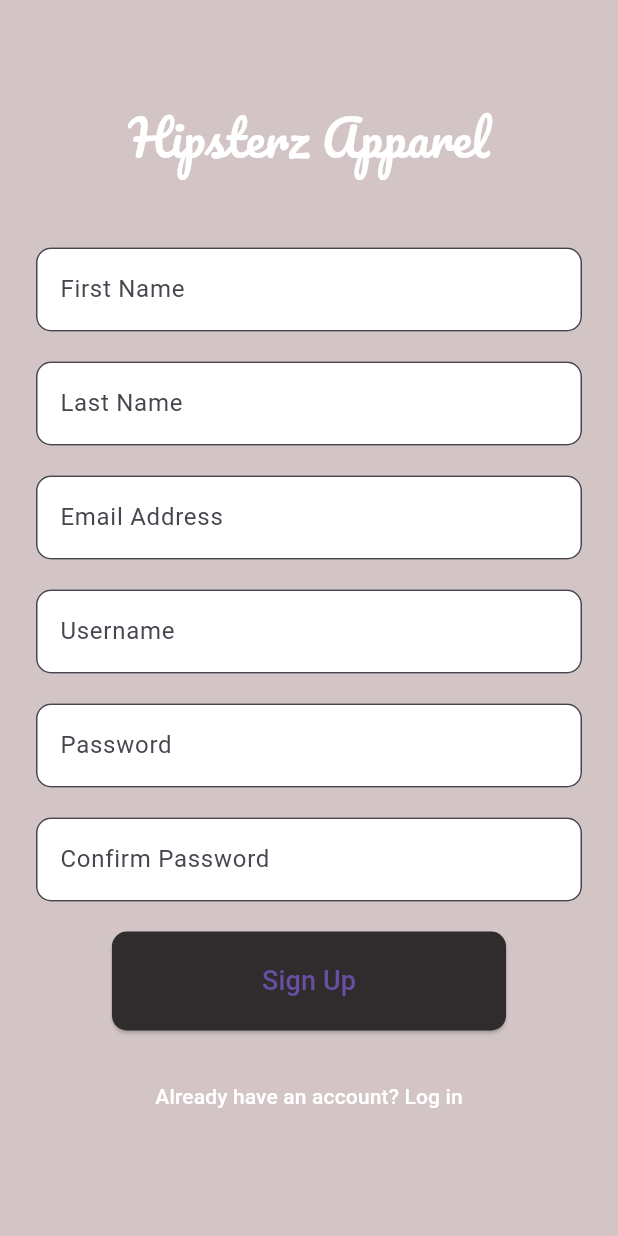
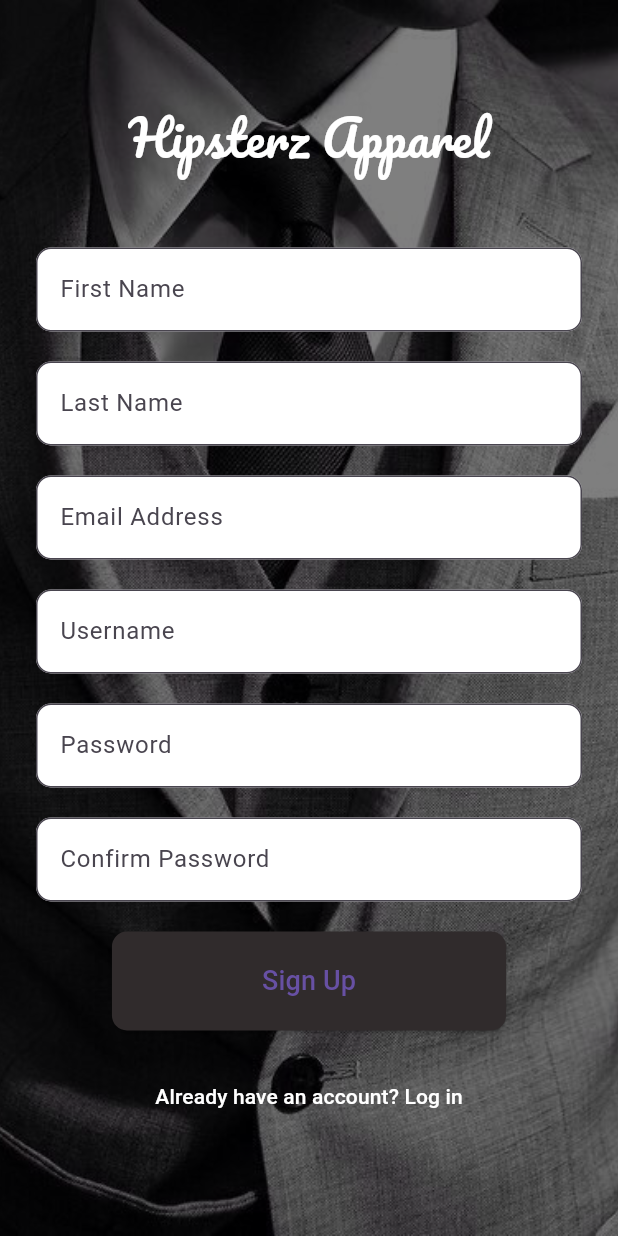
Before and after one commit to pinktoothbrush123/hipsterz_apparel, a Flutter app: the screen it shows after launch, after a tap on "New User? Sign Up", on a phone screen of 412 x 824 dp. Run offline on Flutter 3.47's test engine with Material 3 defaults, Android fonts, the phone set to English and light mode, and no system bars; our stand-ins replace google_fonts.

Commit message:
updated src

```diff
--- a/lib/main.dart
+++ b/lib/main.dart
@@ -8,6 +8,8 @@ void main() {
 }
 
 class HipsterzApp extends StatelessWidget {
+  const HipsterzApp({super.key});
+
   @override
   Widget build(BuildContext context) {
     return MaterialApp(
--- a/lib/screens/catalog_screen.dart
+++ b/lib/screens/catalog_screen.dart
@@ -1,13 +1,18 @@
 import 'package:flutter/material.dart';
 
 class CatalogScreen extends StatelessWidget {
+  const CatalogScreen({super.key});
+
   @override
   Widget build(BuildContext context) {
     return Scaffold(
+      backgroundColor: const Color.fromARGB(
+          255, 128, 127, 125), // Light pastel background color
       appBar: AppBar(
-        backgroundColor: Colors.white,
+        backgroundColor: const Color.fromARGB(
+            255, 153, 155, 152), // Complementary AppBar color
         elevation: 0,
-        title: TextField(
+        title: const TextField(
           decoration: InputDecoration(
             hintText: 'Search for something',
             border: InputBorder.none,
@@ -48,12 +53,12 @@ class CatalogScreen extends StatelessWidget {
             height: 100,
             width: 100,
           ),
-          SizedBox(height: 10),
-          Text(title, style: TextStyle(fontWeight: FontWeight.bold)),
-          SizedBox(height: 5),
+          const SizedBox(height: 10),
+          Text(title, style: const TextStyle(fontWeight: FontWeight.bold)),
+          const SizedBox(height: 5),
           Text(price,
               style:
-                  TextStyle(color: const Color.fromARGB(255, 122, 101, 107))),
+                  const TextStyle(color: Color.fromARGB(255, 122, 101, 107))),
         ],
       ),
     );
--- a/lib/screens/login_screen.dart
+++ b/lib/screens/login_screen.dart
@@ -2,11 +2,19 @@ import 'package:flutter/material.dart';
 import 'package:google_fonts/google_fonts.dart';
 
 class LoginScreen extends StatelessWidget {
+  const LoginScreen({super.key});
+
   @override
   Widget build(BuildContext context) {
     return Scaffold(
-      backgroundColor: const Color.fromARGB(221, 204, 188, 188),
-      body: Center(
+      body: Container(
+        decoration: const BoxDecoration(
+          image: DecorationImage(
+            image: AssetImage('assets/background.png'),
+            fit: BoxFit.cover,
+          ),
+        ),
+        child: Center(
           child: Padding(
             padding: const EdgeInsets.all(24.0),
             child: Column(
@@ -15,13 +23,13 @@ class LoginScreen extends StatelessWidget {
                 Text(
                   'Hipsterz Apparel',
                   style: GoogleFonts.pacifico(
-                  textStyle: TextStyle(
+                    textStyle: const TextStyle(
                       color: Colors.white,
                       fontSize: 32,
                     ),
                   ),
                 ),
-              SizedBox(height: 50),
+                const SizedBox(height: 50),
                 TextField(
                   decoration: InputDecoration(
                     filled: true,
@@ -32,7 +40,7 @@ class LoginScreen extends StatelessWidget {
                     ),
                   ),
                 ),
-              SizedBox(height: 20),
+                const SizedBox(height: 20),
                 TextField(
                   obscureText: true,
                   decoration: InputDecoration(
@@ -44,32 +52,34 @@ class LoginScreen extends StatelessWidget {
                     ),
                   ),
                 ),
-              SizedBox(height: 20),
+                const SizedBox(height: 20),
                 ElevatedButton(
                   onPressed: () {
                     Navigator.pushNamed(context, '/catalog');
                   },
                   style: ElevatedButton.styleFrom(
                     backgroundColor: const Color.fromARGB(255, 48, 43, 44),
-                  padding: EdgeInsets.symmetric(horizontal: 100, vertical: 20),
+                    padding: const EdgeInsets.symmetric(
+                        horizontal: 100, vertical: 20),
                     shape: RoundedRectangleBorder(
                       borderRadius: BorderRadius.circular(10),
                     ),
                   ),
-                child: Text('Login', style: TextStyle(fontSize: 18)),
+                  child: const Text('Login', style: TextStyle(fontSize: 18)),
                 ),
-              SizedBox(height: 20),
+                const SizedBox(height: 20),
                 TextButton(
                   onPressed: () {
                     Navigator.pushNamed(context, '/signup');
                   },
-                child: Text('New User? Sign Up',
+                  child: const Text('New User? Sign Up',
                       style: TextStyle(color: Colors.white)),
                 ),
               ],
             ),
           ),
         ),
+      ),
     );
   }
 }
--- a/lib/screens/signup_screen.dart
+++ b/lib/screens/signup_screen.dart
@@ -2,11 +2,26 @@ import 'package:flutter/material.dart';
 import 'package:google_fonts/google_fonts.dart';
 
 class SignUpScreen extends StatelessWidget {
+  const SignUpScreen({super.key});
+
   @override
   Widget build(BuildContext context) {
     return Scaffold(
-      backgroundColor: const Color.fromARGB(221, 204, 188, 188),
-      body: Center(
+      body: Stack(
+        fit: StackFit.expand,
+        children: [
+          // Background Image
+          Image.asset(
+            'assets/background.png', // Replace with your image path
+            fit: BoxFit.cover,
+          ),
+          // Overlay for better text visibility
+          Container(
+            color: Colors.black
+                .withOpacity(0.5), // Optional: Adjust opacity as needed
+          ),
+          // Centered content
+          Center(
             child: SingleChildScrollView(
               padding: const EdgeInsets.all(24.0),
               child: Column(
@@ -15,13 +30,13 @@ class SignUpScreen extends StatelessWidget {
                   Text(
                     'Hipsterz Apparel',
                     style: GoogleFonts.pacifico(
-                  textStyle: TextStyle(
+                      textStyle: const TextStyle(
                         color: Colors.white,
                         fontSize: 32,
                       ),
                     ),
                   ),
-              SizedBox(height: 50),
+                  const SizedBox(height: 50),
 
                   // First Name Field
                   TextField(
@@ -34,7 +49,7 @@ class SignUpScreen extends StatelessWidget {
                       ),
                     ),
                   ),
-              SizedBox(height: 20),
+                  const SizedBox(height: 20),
 
                   // Last Name Field
                   TextField(
@@ -47,7 +62,7 @@ class SignUpScreen extends StatelessWidget {
                       ),
                     ),
                   ),
-              SizedBox(height: 20),
+                  const SizedBox(height: 20),
 
                   // Email Address Field
                   TextField(
@@ -60,7 +75,7 @@ class SignUpScreen extends StatelessWidget {
                       ),
                     ),
                   ),
-              SizedBox(height: 20),
+                  const SizedBox(height: 20),
 
                   // Username Field
                   TextField(
@@ -73,7 +88,7 @@ class SignUpScreen extends StatelessWidget {
                       ),
                     ),
                   ),
-              SizedBox(height: 20),
+                  const SizedBox(height: 20),
 
                   // Password Field
                   TextField(
@@ -87,7 +102,7 @@ class SignUpScreen extends StatelessWidget {
                       ),
                     ),
                   ),
-              SizedBox(height: 20),
+                  const SizedBox(height: 20),
 
                   // Confirm Password Field
                   TextField(
@@ -101,7 +116,7 @@ class SignUpScreen extends StatelessWidget {
                       ),
                     ),
                   ),
-              SizedBox(height: 20),
+                  const SizedBox(height: 20),
 
                   // Sign Up Button
                   ElevatedButton(
@@ -111,27 +126,31 @@ class SignUpScreen extends StatelessWidget {
                     },
                     style: ElevatedButton.styleFrom(
                       backgroundColor: const Color.fromARGB(255, 48, 43, 44),
-                  padding: EdgeInsets.symmetric(horizontal: 100, vertical: 20),
+                      padding: const EdgeInsets.symmetric(
+                          horizontal: 100, vertical: 20),
                       shape: RoundedRectangleBorder(
                         borderRadius: BorderRadius.circular(10),
                       ),
                     ),
-                child: Text('Sign Up', style: TextStyle(fontSize: 18)),
+                    child:
+                        const Text('Sign Up', style: TextStyle(fontSize: 18)),
                   ),
-              SizedBox(height: 20),
+                  const SizedBox(height: 20),
 
                   // Navigate Back to Login
                   TextButton(
                     onPressed: () {
                       Navigator.pop(context);
                     },
-                child: Text('Already have an account? Log in',
+                    child: const Text('Already have an account? Log in',
                         style: TextStyle(color: Colors.white)),
                   ),
                 ],
               ),
             ),
           ),
+        ],
+      ),
     );
   }
 }
--- a/pubspec.yaml
+++ b/pubspec.yaml
@@ -82,6 +82,7 @@ flutter:
     - assets/accessories.png
     - assets/coats.png
     - assets/dresses.png
+    - assets/background.png
     - assets/icon/icon.png
 
 
```
Also changed, not shown: assets/background.png (added). Lines whose indentation alone changed are shown as unchanged.
